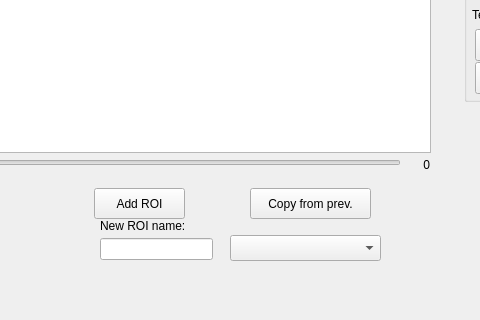
Above: region_selector.ui from haesemeyer/RegionSelector before the change; both pictures show x 220 to 700 and y 418 to 738 of the 1286 by 738 pixel window. Below: the same form after it.
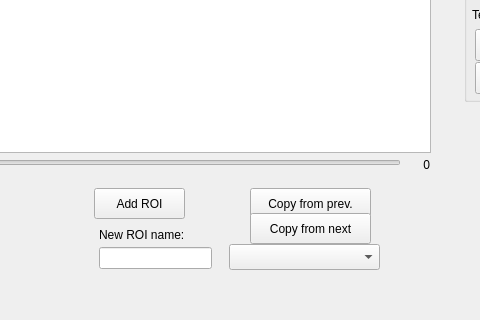
That is the form after the change. Custom widgets are drawn as their Qt base class.

Commit message: Added ability to copy over regions from next z-plane (instead of only from previous)

```diff
--- a/region_selector.ui
+++ b/region_selector.ui
@@ -89,8 +89,8 @@
    <widget class="QLineEdit" name="leNewROI">
     <property name="geometry">
      <rect>
-      <x>320</x>
-      <y>656</y>
+      <x>319</x>
+      <y>665</y>
       <width>113</width>
       <height>22</height>
      </rect>
@@ -99,8 +99,8 @@
    <widget class="QLabel" name="label_2">
     <property name="geometry">
      <rect>
-      <x>320</x>
-      <y>636</y>
+      <x>319</x>
+      <y>645</y>
       <width>101</width>
       <height>16</height>
      </rect>
@@ -112,8 +112,8 @@
    <widget class="QComboBox" name="cbRegions">
     <property name="geometry">
      <rect>
-      <x>450</x>
-      <y>653</y>
+      <x>449</x>
+      <y>662</y>
       <width>151</width>
       <height>26</height>
      </rect>
@@ -295,6 +295,19 @@
      </property>
     </widget>
    </widget>
+   <widget class="QPushButton" name="btnCopyROInext">
+    <property name="geometry">
+     <rect>
+      <x>470</x>
+      <y>631</y>
+      <width>121</width>
+      <height>31</height>
+     </rect>
+    </property>
+    <property name="text">
+     <string>Copy from next</string>
+    </property>
+   </widget>
   </widget>
   <widget class="QMenuBar" name="menubar">
    <property name="geometry">
```
The commit also changes 2 other files.
